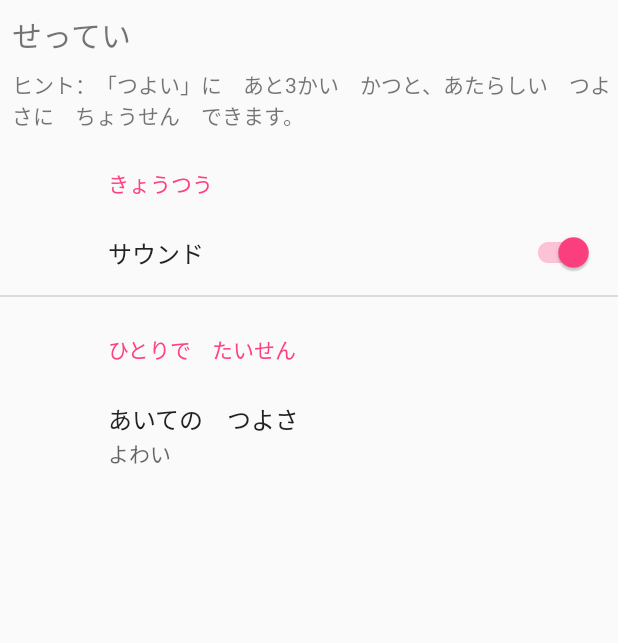
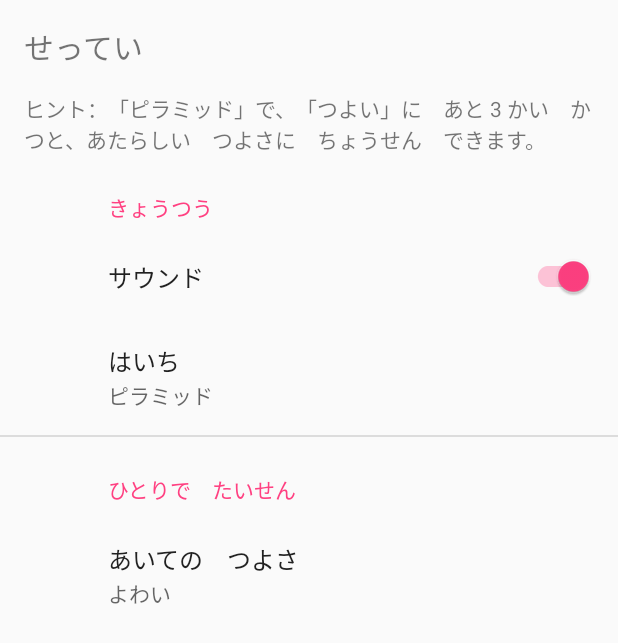
Before and after one commit to prd-xxx/LastOne_android, an Android app: the SettingsActivity screen opened directly, with no data from a screen before it, on a phone screen of 412 x 824 dp. Shown: the top 643 px of the screen. Run offline under Robolectric (Android 15) with nearby library versions, the phone set to English and light mode, and no system bars; our stand-ins replace androidx.preference.

Commit message:
配置「フラワー」を選択可能にした

```diff
--- a/app/src/main/java/xxx/prd/lastone/SettingsActivity.java
+++ b/app/src/main/java/xxx/prd/lastone/SettingsActivity.java
@@ -35,11 +35,11 @@ public class SettingsActivity extends AppCompatActivity {
         int comLevelOpenStage = pref.loadComLevelOpenStage();
         TextView hintText = (TextView) findViewById(R.id.hint_text);
         if (comLevelOpenStage == 0) {
-            int winCount = pref.loadWinCount(ComPlayer.STRONG);
+            int winCount = pref.loadPyramidWinCount(ComPlayer.STRONG);
             String hint = getString(R.string.settings_hint, getString(R.string.com_level_strong), 3 - winCount);
             hintText.setText(hint);
         } else if (comLevelOpenStage == 1) {
-            int winCount = pref.loadWinCount(ComPlayer.VERY_STRONG);
+            int winCount = pref.loadPyramidWinCount(ComPlayer.VERY_STRONG);
             String hint = getString(R.string.settings_hint, getString(R.string.com_level_very_strong), 3 - winCount);
             hintText.setText(hint);
         } else {
--- a/app/src/main/java/xxx/prd/lastone/model/stats/StatsPreferences.java
+++ b/app/src/main/java/xxx/prd/lastone/model/stats/StatsPreferences.java
@@ -5,6 +5,7 @@ import android.content.SharedPreferences;
 import android.util.Log;
 
 import xxx.prd.lastone.model.ComPlayer;
+import xxx.prd.lastone.model.Placement;
 
 public class StatsPreferences {
     private static final String PREF_NAME = "stats";
@@ -31,26 +32,28 @@ public class StatsPreferences {
     private String loadString(String key, String defValue) {
         return getSharedPreferences().getString(key, defValue);
     }
-    public void incrementWinCount(ComPlayer comPlayer) {
-        String key = PREFIX_WIN_COUNT + comPlayer.toString();
+    public void incrementWinCount(ComPlayer comPlayer, Placement placement) {
+        String key = PREFIX_WIN_COUNT + comPlayer.toString() + placement.getSuffixForStats();
         int c = loadInt(key, 0) + 1;
-        if (comPlayer == ComPlayer.STRONG && c==3) {
-            saveInt(KEY_COM_LEVEL_OPEN, 1);
-        } else if (comPlayer == ComPlayer.VERY_STRONG && c==3) {
-            saveInt(KEY_COM_LEVEL_OPEN, 2);
+        saveInt(key, c);
+        Log.d("save", "key=" + key + ", c=" + c);
+        if(placement == Placement.PYRAMID) {
+            if (comPlayer == ComPlayer.STRONG && c == 3) {
+                saveInt(KEY_COM_LEVEL_OPEN, 1);
+            } else if (comPlayer == ComPlayer.VERY_STRONG && c == 3) {
+                saveInt(KEY_COM_LEVEL_OPEN, 2);
+            }
         }
-        Log.d("save", "key=" + key + ", c=" + c);
-        saveInt(key, c);
     }
     public int loadComLevelOpenStage() {
         return loadInt(KEY_COM_LEVEL_OPEN, 0);
     }
-    public int loadWinCount(ComPlayer comPlayer) {
-        String key = PREFIX_WIN_COUNT + comPlayer.toString();
-        return loadInt(key, 0);
+    public int loadPyramidWinCount(ComPlayer comPlayer) {
+        String keyPyramid = PREFIX_WIN_COUNT + comPlayer.toString() + Placement.PYRAMID.getSuffixForStats();
+        return loadInt(keyPyramid, 0);
     }
-    public void addRecentHistory(ComPlayer comPlayer, boolean isWin) {
-        String key = PREFIX_HISTORY + comPlayer.toString();
+    public void addRecentHistory(ComPlayer comPlayer, Placement placement, boolean isWin) {
+        String key = PREFIX_HISTORY + comPlayer.toString() + placement.getSuffixForStats();
         String history = loadString(key, "");
         history += (isWin ? "o" : "x");
         if (history.length() > HISTORY_LENGTH) history = history.substring(1);
--- a/app/src/main/res/layout/settings_activity.xml
+++ b/app/src/main/res/layout/settings_activity.xml
@@ -6,17 +6,18 @@
     <TextView
         android:layout_width="wrap_content"
         android:layout_height="wrap_content"
-        android:layout_marginTop="8dp"
-        android:layout_marginStart="8dp"
+        android:layout_marginTop="16dp"
+        android:layout_marginStart="16dp"
         android:text="@string/settings"
         android:textSize="20sp"/>
 
     <TextView
         android:id="@+id/hint_text"
-        android:layout_width="wrap_content"
+        android:layout_width="match_parent"
         android:layout_height="wrap_content"
-        android:layout_marginTop="8dp"
-        android:layout_marginStart="8dp"/>
+        android:layout_marginTop="16dp"
+        android:layout_marginStart="16dp"
+        android:layout_marginEnd="16dp"/>
 
     <FrameLayout
         android:id="@+id/settings"
--- a/app/src/main/res/values/arrays.xml
+++ b/app/src/main/res/values/arrays.xml
@@ -1,4 +1,14 @@
 <resources>
+    <string-array name="placement_entries">
+        <item>@string/placement_pyramid</item>
+        <item>@string/placement_flower</item>
+    </string-array>
+
+    <string-array name="placement_values">
+        <item>pyramid</item>
+        <item>flower</item>
+    </string-array>
+
     <string-array name="com_level_entries_default">
         <item>@string/com_level_weak</item>
         <item>@string/com_level_normal</item>
--- a/app/src/main/res/values/strings.xml
+++ b/app/src/main/res/values/strings.xml
@@ -20,8 +20,8 @@
     <string name="you_lose">あなたのまけ…</string>
     <string name="retry">もういちど</string>
     <string name="quit">やめる</string>
-    <string name="tweet_1player_win">つよさ「%1$s」にかちました！！</string>
-    <string name="tweet_1player_lose">つよさ「%1$s」にまけました…</string>
+    <string name="tweet_1player_win">はいち「%1$s」で、つよさ「%2$s」にかちました！！</string>
+    <string name="tweet_1player_lose">はいち「%1$s」で、つよさ「%2$s」にまけました…</string>
     <string name="settings">せってい</string>
     <string name="com_level">あいての　つよさ</string>
     <string name="com_level_poor">へっぽこ</string>
@@ -32,5 +32,9 @@
     <string name="com_level_strongest">さいきょう</string>
     <string name="settings_category_common">きょうつう</string>
     <string name="settings_sound">サウンド</string>
-    <string name="settings_hint">ヒント：「%1$s」に　あと%2$dかい　かつと、あたらしい　つよさに　ちょうせん　できます。</string>
+    <string name="settings_placement">はいち</string>
+    <string name="placement_pyramid">ピラミッド</string>
+    <string name="placement_flower">フラワー</string>
+    <string name="placement_random">ランダム</string>
+    <string name="settings_hint">ヒント：「ピラミッド」で、「%1$s」に　あと %2$d かい　かつと、あたらしい　つよさに　ちょうせん　できます。</string>
 </resources>
--- a/app/src/main/res/xml/root_preferences.xml
+++ b/app/src/main/res/xml/root_preferences.xml
@@ -6,6 +6,14 @@
             app:key="sound"
             app:title="@string/settings_sound"
             app:defaultValue="true" />
+
+        <ListPreference
+            app:defaultValue="pyramid"
+            app:entries="@array/placement_entries"
+            app:entryValues="@array/placement_values"
+            app:key="placement"
+            app:title="@string/settings_placement"
+            app:useSimpleSummaryProvider="true" />
 
     </PreferenceCategory>
 
```
Also changed, not shown: app/src/main/java/xxx/prd/lastone/GameActivity.java (+13 -8 lines), app/src/main/java/xxx/prd/lastone/model/Game.java (+32 -1 lines), app/src/main/java/xxx/prd/lastone/model/Placement.java (added, +31 -0 lines).
